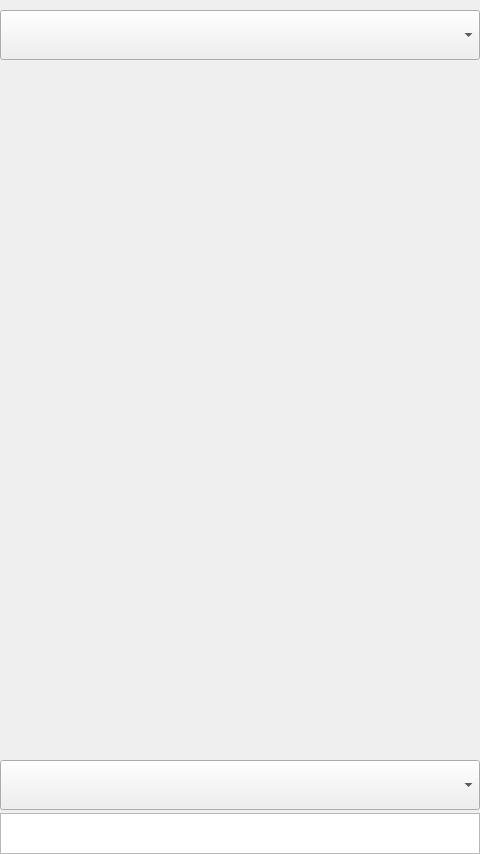
Old version of the form Apps/IoT-Dashboard/mainwindow.ui in the repository quachconghoang/agricultureDrone.
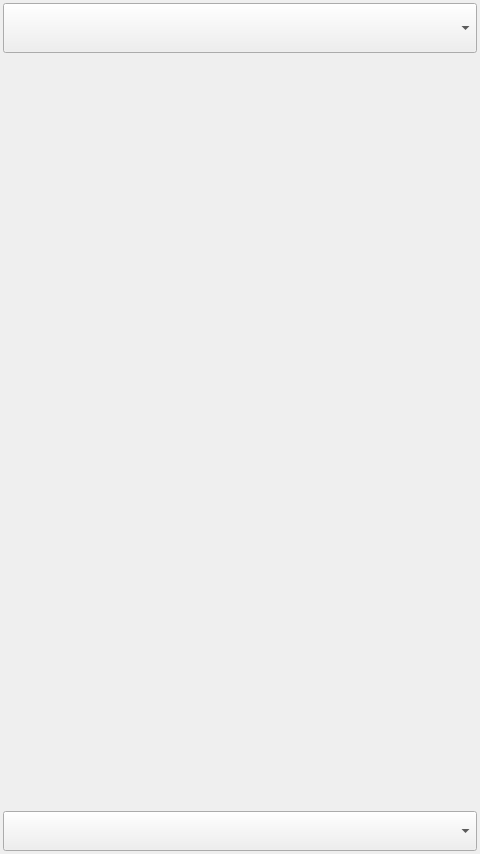
New version of the form. Icons and pictures are not drawn.

What changed in the file:
```diff
--- a/Apps/IoT-Dashboard/mainwindow.ui
+++ b/Apps/IoT-Dashboard/mainwindow.ui
@@ -17,38 +17,36 @@
    <iconset resource="resources.qrc">
     <normaloff>:/Images/Resources/mushroom-01.png</normaloff>:/Images/Resources/mushroom-01.png</iconset>
   </property>
-  <widget class="QWidget" name="widget">
+  <widget class="QWidget" name="mainWidget">
+   <property name="minimumSize">
+    <size>
+     <width>480</width>
+     <height>854</height>
+    </size>
+   </property>
    <property name="autoFillBackground">
     <bool>false</bool>
    </property>
-   <widget class="QComboBox" name="hostBox">
-    <property name="geometry">
-     <rect>
-      <x>0</x>
-      <y>760</y>
-      <width>480</width>
-      <height>50</height>
-     </rect>
+   <layout class="QVBoxLayout" name="verticalLayout_2">
+    <property name="leftMargin">
+     <number>3</number>
     </property>
-   </widget>
-   <widget class="QListWidget" name="devicesView">
-    <property name="geometry">
-     <rect>
-      <x>0</x>
-      <y>813</y>
-      <width>480</width>
-      <height>41</height>
-     </rect>
+    <property name="topMargin">
+     <number>3</number>
     </property>
-   </widget>
+    <property name="rightMargin">
+     <number>3</number>
+    </property>
+    <property name="bottomMargin">
+     <number>3</number>
+    </property>
+    <item>
    <widget class="QComboBox" name="devicesBox">
-    <property name="geometry">
-     <rect>
-      <x>0</x>
-      <y>10</y>
-      <width>480</width>
+      <property name="minimumSize">
+       <size>
+        <width>0</width>
       <height>50</height>
-     </rect>
+       </size>
     </property>
     <property name="iconSize">
      <size>
@@ -57,21 +55,31 @@
      </size>
     </property>
    </widget>
-   <widget class="QWidget" name="verticalLayoutWidget">
-    <property name="geometry">
-     <rect>
-      <x>0</x>
-      <y>60</y>
-      <width>481</width>
-      <height>701</height>
-     </rect>
-    </property>
-    <layout class="QVBoxLayout" name="verticalLayout">
-     <property name="spacing">
-      <number>6</number>
-     </property>
-    </layout>
-   </widget>
+    </item>
+    <item>
+     <widget class="QWidget" name="iot_1" native="true">
+      <property name="minimumSize">
+       <size>
+        <width>480</width>
+        <height>320</height>
+       </size>
+      </property>
+     </widget>
+    </item>
+    <item>
+     <widget class="QWidget" name="iot_2" native="true"/>
+    </item>
+    <item>
+     <widget class="QComboBox" name="hostBox">
+      <property name="minimumSize">
+       <size>
+        <width>0</width>
+        <height>40</height>
+       </size>
+      </property>
+     </widget>
+    </item>
+   </layout>
   </widget>
  </widget>
  <resources>
```
Lines whose indentation alone changed are shown as unchanged.
